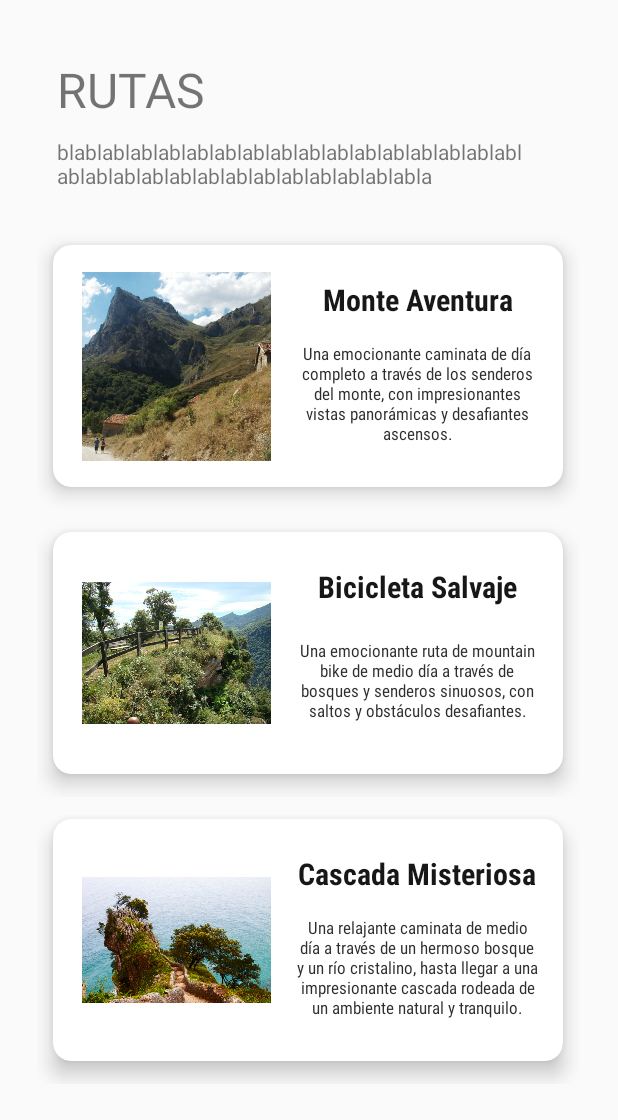
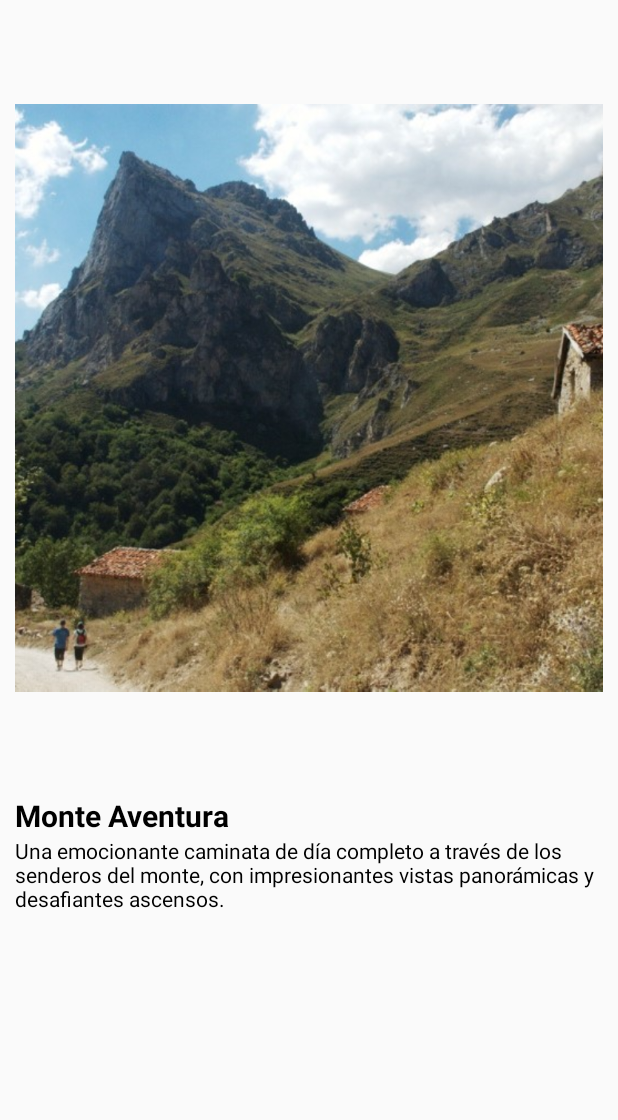
Before and after one commit to anegda/Yourney, an Android app: the MainActivity screen opened directly, with no data from a screen before it, after a tap on "Monte Aventura", on a phone screen of 412 x 824 dp. Shown: the top 1120 px of the screen. Run offline under Robolectric (Android 15) with nearby library versions, the phone set to English and light mode, and no system bars; libraries missing offline, so code that uses them is left out: org.json.simple.

Commit message:
Actividad detalles de ruta al hacer click en una ruta

```diff
--- a/app/src/main/AndroidManifest.xml
+++ b/app/src/main/AndroidManifest.xml
@@ -1,6 +1,6 @@
 <?xml version="1.0" encoding="utf-8"?>
 <manifest xmlns:android="http://schemas.android.com/apk/res/android"
-    xmlns:tools="http://schemas.android.com/tools" >
+    xmlns:tools="http://schemas.android.com/tools">
 
     <uses-permission android:name="android.permission.ACCESS_FINE_LOCATION" />
     <uses-permission android:name="android.permission.ACCESS_COARSE_LOCATION" />
@@ -18,7 +18,10 @@
         android:label="@string/app_name"
         android:supportsRtl="true"
         android:theme="@style/Theme.AppCompat.Light.NoActionBar"
-        tools:targetApi="31" >
+        tools:targetApi="31">
+        <activity
+            android:name=".DetallesRuta"
+            android:exported="false" />
         <activity
             android:name=".MainActivity"
             android:exported="false" />
@@ -70,7 +73,7 @@
             android:exported="false" />
         <activity
             android:name=".LoginRegisterActivity"
-            android:exported="true" >
+            android:exported="true">
             <intent-filter>
                 <action android:name="android.intent.action.MAIN" />
 
--- /dev/null
+++ b/app/src/main/java/com/example/yourney/DetallesRuta.java
@@ -0,0 +1,36 @@
+package com.example.yourney;
+
+import androidx.appcompat.app.AppCompatActivity;
+
+import android.os.Bundle;
+import android.widget.ImageView;
+import android.widget.TextView;
+
+import org.json.simple.ItemList;
+
+public class DetallesRuta extends AppCompatActivity {
+    private ImageView detallesImagen;
+    private TextView detallesTitulo;
+    private TextView detallesDescripcion;
+    private ItemListRuta detallesItem;
+
+    @Override
+    protected void onCreate(Bundle savedInstanceState) {
+        super.onCreate(savedInstanceState);
+        setContentView(R.layout.activity_detalles_ruta);
+        setTitle(getClass().getSimpleName());
+
+        // Inicialización
+        detallesImagen = findViewById(R.id.imgItemDetail);
+        detallesTitulo = findViewById(R.id.tvTituloDetail);
+        detallesDescripcion = findViewById(R.id.tvDescripcionDetail);
+
+        // Conseguimmos los datos de la ruta seleccionada
+        detallesItem = (ItemListRuta) getIntent().getExtras().getSerializable("itemDetail");
+
+        // Colocamos los datos en el layout
+        detallesImagen.setImageResource(detallesItem.getImgResource());
+        detallesTitulo.setText(detallesItem.getTitulo());
+        detallesDescripcion.setText(detallesItem.getDescripcion());
+    }
+}
--- a/app/src/main/java/com/example/yourney/MainActivity.java
+++ b/app/src/main/java/com/example/yourney/MainActivity.java
@@ -54,7 +54,7 @@ public class MainActivity extends AppCompatActivity implements ElAdaptadorRecycl
 
     @Override
     public void itemClick(ItemListRuta item) {
-        Intent intent = new Intent(this, MainActivity.class);
+        Intent intent = new Intent(this, DetallesRuta.class);
         intent.putExtra("itemDetail", item);
         startActivity(intent);
     }
--- a/app/src/main/java/com/example/yourney/PublicRoutesActivity.java
+++ b/app/src/main/java/com/example/yourney/PublicRoutesActivity.java
@@ -58,7 +58,7 @@ public class PublicRoutesActivity extends AppCompatActivity implements ElAdaptad
 
     @Override
     public void itemClick(ItemListRuta item) {
-        Intent intent = new Intent(this, MainActivity.class);
+        Intent intent = new Intent(this, DetallesRuta.class);
         intent.putExtra("itemDetail", item);
         startActivity(intent);
     }
--- /dev/null
+++ b/app/src/main/res/layout/activity_detalles_ruta.xml
@@ -0,0 +1,40 @@
+<?xml version="1.0" encoding="utf-8"?>
+<androidx.constraintlayout.widget.ConstraintLayout xmlns:android="http://schemas.android.com/apk/res/android"
+    xmlns:app="http://schemas.android.com/apk/res-auto"
+    xmlns:tools="http://schemas.android.com/tools"
+    android:layout_width="match_parent"
+    android:layout_height="match_parent"
+    tools:context=".DetallesRuta">
+
+    <ImageView
+        android:id="@+id/imgItemDetail"
+        android:layout_width="match_parent"
+        android:layout_height="wrap_content"
+        android:layout_marginRight="10dp"
+        android:layout_marginLeft="10dp"
+        app:layout_constraintTop_toTopOf="parent" />
+    <TextView
+        android:id="@+id/tvTituloDetail"
+        android:layout_width="match_parent"
+        android:layout_height="wrap_content"
+        android:layout_marginRight="10dp"
+        android:layout_marginLeft="10dp"
+        android:textSize="20sp"
+        android:textColor="@color/black"
+        android:textStyle="bold"
+        app:layout_constraintTop_toBottomOf="@+id/imgItemDetail"
+        app:layout_constraintRight_toRightOf="parent"
+        app:layout_constraintLeft_toLeftOf="parent"/>
+    <TextView
+        android:id="@+id/tvDescripcionDetail"
+        android:layout_width="match_parent"
+        android:layout_height="wrap_content"
+        android:layout_marginRight="10dp"
+        android:layout_marginLeft="10dp"
+        android:textSize="14sp"
+        android:textColor="@color/black"
+        app:layout_constraintTop_toBottomOf="@+id/tvTituloDetail"
+        app:layout_constraintRight_toRightOf="parent"
+        app:layout_constraintLeft_toLeftOf="parent"/>
+
+</androidx.constraintlayout.widget.ConstraintLayout>
```
